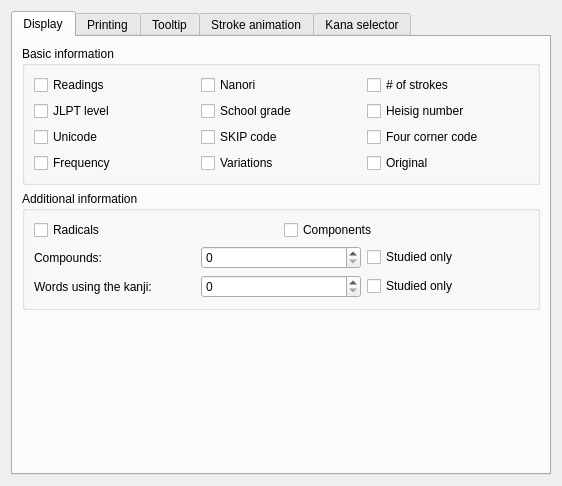
Above: src/gui/kanjidic2/Kanjidic2Preferences.ui from Gnurou/tagainijisho before the change. Below: the same form after it.
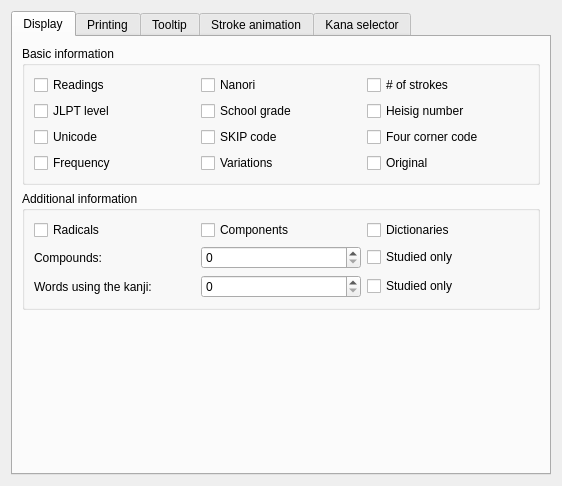
That is the form after the change. Icons and pictures are not drawn.

Commit message:
Show all dictionary data from KANJIDIC.
[gnurou@gmail.com: squashed all commits of PR into one, fixed a few Qt
deprecation warnings]

Diff of the .ui file:
```diff
--- a/src/gui/kanjidic2/Kanjidic2Preferences.ui
+++ b/src/gui/kanjidic2/Kanjidic2Preferences.ui
@@ -139,6 +139,13 @@
               </property>
              </widget>
             </item>
+            <item row="0" column="2">
+             <widget class="QCheckBox" name="showDictionaries">
+              <property name="text">
+               <string>Dictionaries</string>
+              </property>
+             </widget>
+            </item>
            </layout>
           </item>
           <item>
```
The commit also changes 12 other files.
